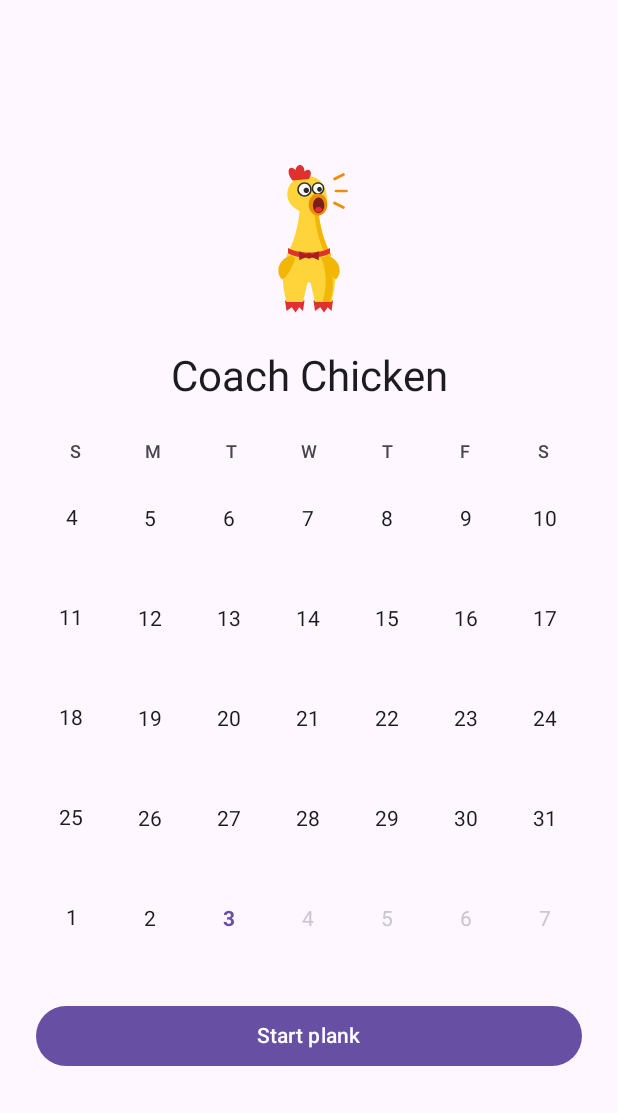
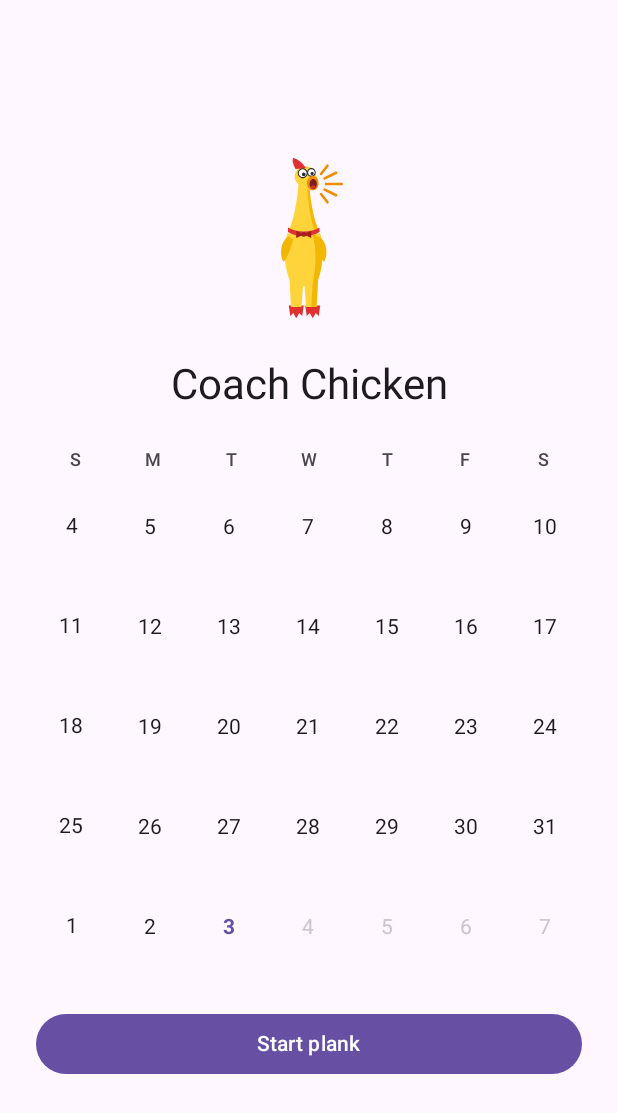
Before and after one commit to campey/coach-chicken, an Android app built with Jetpack Compose: the screen it shows after launch (MainActivity), on a phone screen of 412 x 824 dp. Shown: the top 1113 px of the screen. Run offline under Robolectric (Android 15) with nearby library versions, the phone set to English and light mode, and no system bars.

```diff
--- a/android/app/src/main/kotlin/com/coachchicken/MainActivity.kt
+++ b/android/app/src/main/kotlin/com/coachchicken/MainActivity.kt
@@ -63,7 +63,7 @@ private fun CoachScreen(state: UiState, onStart: () -> Unit, onStop: () -> Unit,
         verticalArrangement = Arrangement.spacedBy(24.dp, Alignment.CenterVertically),
         horizontalAlignment = Alignment.CenterHorizontally,
     ) {
-        Image(painterResource(R.drawable.ic_chicken), contentDescription = null, modifier = Modifier.size(width = 60.dp, height = 100.dp))
+        Image(painterResource(R.drawable.ic_chicken), contentDescription = null, modifier = Modifier.size(width = 56.dp, height = 110.dp))
         Text("Coach Chicken", style = MaterialTheme.typography.headlineMedium)
         when (state.phase) {
             Phase.RUNNING -> {
--- a/android/app/src/main/res/drawable/ic_chicken.xml
+++ b/android/app/src/main/res/drawable/ic_chicken.xml
@@ -1,32 +1,34 @@
 <?xml version="1.0" encoding="utf-8"?>
 <vector xmlns:android="http://schemas.android.com/apk/res/android"
-    android:width="60dp" android:height="100dp"
-    android:viewportWidth="60" android:viewportHeight="100">
-    <path android:fillColor="#E03131" android:pathData="M14,91 L27,91 L26,98 L23.5,95.5 L21,99 L18.5,95.5 L15,98 Z" />
-    <path android:fillColor="#E03131" android:pathData="M33,91 L46,91 L45,98 L42.5,95.5 L40,99 L37.5,95.5 L34,98 Z" />
-    <path android:fillColor="#FFD43B" android:pathData="M16,60 C11,70 12,80 15,92 L26,92 L29,79 L31,79 L34,92 L45,92 C48,80 49,70 44,60 Z" />
-    <path android:fillColor="#F2B705" android:pathData="M41,62 C47,72 47,82 44,92 L39,92 C42,82 42,72 38,62 Z" />
-    <path android:fillColor="#F2B705" android:pathData="M18,61 C10,63 7,72 12,77 C16,75 19,68 21,63 Z" />
-    <path android:fillColor="#F2B705" android:pathData="M42,61 C50,63 53,72 48,77 C44,75 41,68 39,63 Z" />
-    <path android:fillColor="#FFD43B" android:pathData="M24,28 L36,28 C37,42 40,52 45,61 L15,61 C20,52 23,42 24,28 Z" />
-    <path android:fillColor="#F2B705" android:pathData="M33,28 L36,28 C37,42 40,52 45,61 L41,61 C37,52 34,42 33,28 Z" />
-    <path android:fillColor="#E03131" android:pathData="M16,56 C23.0,60 37.0,60 44,56 L44,59.5 C37.0,63.5 23.0,63.5 16,59.5 Z" />
-    <path android:fillColor="#A61E1E" android:pathData="M30,61.2 L23.5,58.2 L23.5,64.2 Z" />
-    <path android:fillColor="#A61E1E" android:pathData="M30,61.2 L36.5,58.2 L36.5,64.2 Z" />
-    <path android:fillColor="#A61E1E" android:pathData="M28.1,61.2 a1.9,1.9 0 1,0 3.8,0 a1.9,1.9 0 1,0 -3.8,0 Z" />
-    <path android:fillColor="#FFD43B" android:pathData="M15.5,20 a13,12 0 1,0 26,0 a13,12 0 1,0 -26,0 Z" />
-    <path android:fillColor="#FFD43B" android:pathData="M26,23 a8,9 0 1,0 16,0 a8,9 0 1,0 -16,0 Z" />
-    <path android:fillColor="#E03131" android:pathData="M19,11 C14,5 17,0 21,4 C22,-1 27,0 27,5 C30,2 33,5 30,10 Z" />
-    <path android:fillColor="#2B2B2B" android:pathData="M22.2,17 a4.8,4.8 0 1,0 9.6,0 a4.8,4.8 0 1,0 -9.6,0 Z" />
-    <path android:fillColor="#FFFFFF" android:pathData="M23.2,17 a3.8,3.8 0 1,0 7.6,0 a3.8,3.8 0 1,0 -7.6,0 Z" />
-    <path android:fillColor="#2B2B2B" android:pathData="M31.8,16.3 a4.2,4.2 0 1,0 8.4,0 a4.2,4.2 0 1,0 -8.4,0 Z" />
-    <path android:fillColor="#FFFFFF" android:pathData="M32.8,16.3 a3.2,3.2 0 1,0 6.4,0 a3.2,3.2 0 1,0 -6.4,0 Z" />
-    <path android:fillColor="#2B2B2B" android:pathData="M26.4,17.6 a1.8,1.8 0 1,0 3.6,0 a1.8,1.8 0 1,0 -3.6,0 Z" />
-    <path android:fillColor="#2B2B2B" android:pathData="M35.4,16.9 a1.6,1.6 0 1,0 3.2,0 a1.6,1.6 0 1,0 -3.2,0 Z" />
-    <path android:fillColor="#F08C00" android:pathData="M29.8,27 a6.2,7.4 0 1,0 12.4,0 a6.2,7.4 0 1,0 -12.4,0 Z" />
-    <path android:fillColor="#7A1F1F" android:pathData="M32.6,27.6 a3.8,5.2 0 1,0 7.6,0 a3.8,5.2 0 1,0 -7.6,0 Z" />
-    <path android:fillColor="#E03131" android:pathData="M34.0,30.4 a2.4,1.8 0 1,0 4.8,0 a2.4,1.8 0 1,0 -4.8,0 Z" />
-    <path android:strokeColor="#F08C00" android:strokeWidth="1.8" android:strokeLineCap="round" android:pathData="M47,10 L53,7" />
-    <path android:strokeColor="#F08C00" android:strokeWidth="1.8" android:strokeLineCap="round" android:pathData="M48,18 L55,18" />
-    <path android:strokeColor="#F08C00" android:strokeWidth="1.8" android:strokeLineCap="round" android:pathData="M47,26 L53,29" />
+    android:width="56dp" android:height="110dp"
+    android:viewportWidth="56" android:viewportHeight="110">
+    <path android:fillColor="#E03131" android:pathData="M14.5,99 L24.5,99 L23.5,106 L21.5,104 L19.5,107.5 L17.5,104 L15.5,106 Z" />
+    <path android:fillColor="#E03131" android:pathData="M25.5,99 L35.5,99 L34.5,106 L32.5,104 L30.5,107.5 L28.5,104 L26.5,106 Z" />
+    <path android:fillColor="#FFD43B" android:pathData="M13.5,51 C10.5,61 11.5,72 15,82 L16,100 L23,100 L24,86 L25,86 L26,100 L33,100 L34,82 C37.5,72 38.5,61 35.5,51 Z" />
+    <path android:fillColor="#F2B705" android:pathData="M33,52 C38,62 37.5,72 34,82 L33,100 L29.5,100 L30.5,84 C33,72 33,62 30.5,52 Z" />
+    <path android:fillColor="#F2B705" android:pathData="M14.5,53 C9,56 8,65 11,70 C14,67 16,60 17.5,55 Z" />
+    <path android:fillColor="#F2B705" android:pathData="M34.5,53 C40,56 41,65 38,70 C35,67 33,60 31.5,55 Z" />
+    <path android:fillColor="#FFD43B" android:pathData="M21,18 L28,18 C29,30 31,42 35,50 L14,50 C18,42 20,30 21,18 Z" />
+    <path android:fillColor="#F2B705" android:pathData="M26.5,18 L28,18 C29,30 31,42 35,50 L32,50 C29,42 27.5,30 26.5,18 Z" />
+    <path android:fillColor="#E03131" android:pathData="M14.0,47 C19.25,50.5 29.75,50.5 35.0,47 L35.0,50 C29.75,53.5 19.25,53.5 14.0,50 Z" />
+    <path android:fillColor="#A61E1E" android:pathData="M24.5,51.6 L19.5,49.2 L19.5,54 Z" />
+    <path android:fillColor="#A61E1E" android:pathData="M24.5,51.6 L29.5,49.2 L29.5,54 Z" />
+    <path android:fillColor="#A61E1E" android:pathData="M22.9,51.6 a1.6,1.6 0 1,0 3.2,0 a1.6,1.6 0 1,0 -3.2,0 Z" />
+    <path android:fillColor="#FFD43B" android:pathData="M18.5,13 a7,6.8 0 1,0 14,0 a7,6.8 0 1,0 -14,0 Z" />
+    <path android:fillColor="#FFD43B" android:pathData="M24,16 a5,6 0 1,0 10,0 a5,6 0 1,0 -10,0 Z" />
+    <path android:fillColor="#E03131" android:pathData="M19,8 C17.5,5 16.5,2.5 17.5,0.5 C20.5,1.5 23.5,3.5 26,7.5 Z" />
+    <path android:fillColor="#2B2B2B" android:pathData="M20.5,10.8 a3.3,3.3 0 1,0 6.6,0 a3.3,3.3 0 1,0 -6.6,0 Z" />
+    <path android:fillColor="#FFFFFF" android:pathData="M21.2,10.8 a2.6,2.6 0 1,0 5.2,0 a2.6,2.6 0 1,0 -5.2,0 Z" />
+    <path android:fillColor="#2B2B2B" android:pathData="M26.700000000000003,10.3 a2.9,2.9 0 1,0 5.8,0 a2.9,2.9 0 1,0 -5.8,0 Z" />
+    <path android:fillColor="#FFFFFF" android:pathData="M27.400000000000002,10.3 a2.2,2.2 0 1,0 4.4,0 a2.2,2.2 0 1,0 -4.4,0 Z" />
+    <path android:fillColor="#2B2B2B" android:pathData="M23.3,11.6 a1.2,1.2 0 1,0 2.4,0 a1.2,1.2 0 1,0 -2.4,0 Z" />
+    <path android:fillColor="#2B2B2B" android:pathData="M29.05,11.0 a1.05,1.05 0 1,0 2.1,0 a1.05,1.05 0 1,0 -2.1,0 Z" />
+    <path android:fillColor="#F08C00" android:pathData="M26.6,17.5 a3.9,4.8 0 1,0 7.8,0 a3.9,4.8 0 1,0 -7.8,0 Z" />
+    <path android:fillColor="#7A1F1F" android:pathData="M28.400000000000002,18.0 a2.4,3.4 0 1,0 4.8,0 a2.4,3.4 0 1,0 -4.8,0 Z" />
+    <path android:fillColor="#E03131" android:pathData="M29.3,19.9 a1.5,1.1 0 1,0 3.0,0 a1.5,1.1 0 1,0 -3.0,0 Z" />
+    <path android:strokeColor="#F08C00" android:strokeWidth="1.7" android:strokeLineCap="round" android:pathData="M36.0,11.3 L40.3,5.8" />
+    <path android:strokeColor="#F08C00" android:strokeWidth="1.7" android:strokeLineCap="round" android:pathData="M38.4,14.3 L46.1,10.5" />
+    <path android:strokeColor="#F08C00" android:strokeWidth="1.7" android:strokeLineCap="round" android:pathData="M39.3,18.0 L49.8,18.0" />
+    <path android:strokeColor="#F08C00" android:strokeWidth="1.7" android:strokeLineCap="round" android:pathData="M38.4,21.7 L46.1,25.5" />
+    <path android:strokeColor="#F08C00" android:strokeWidth="1.7" android:strokeLineCap="round" android:pathData="M36.0,24.7 L40.3,30.2" />
 </vector>
```
Also changed, not shown: android/app/src/main/res/drawable/ic_launcher_foreground.xml (+19 -19 lines), 2 other files.
